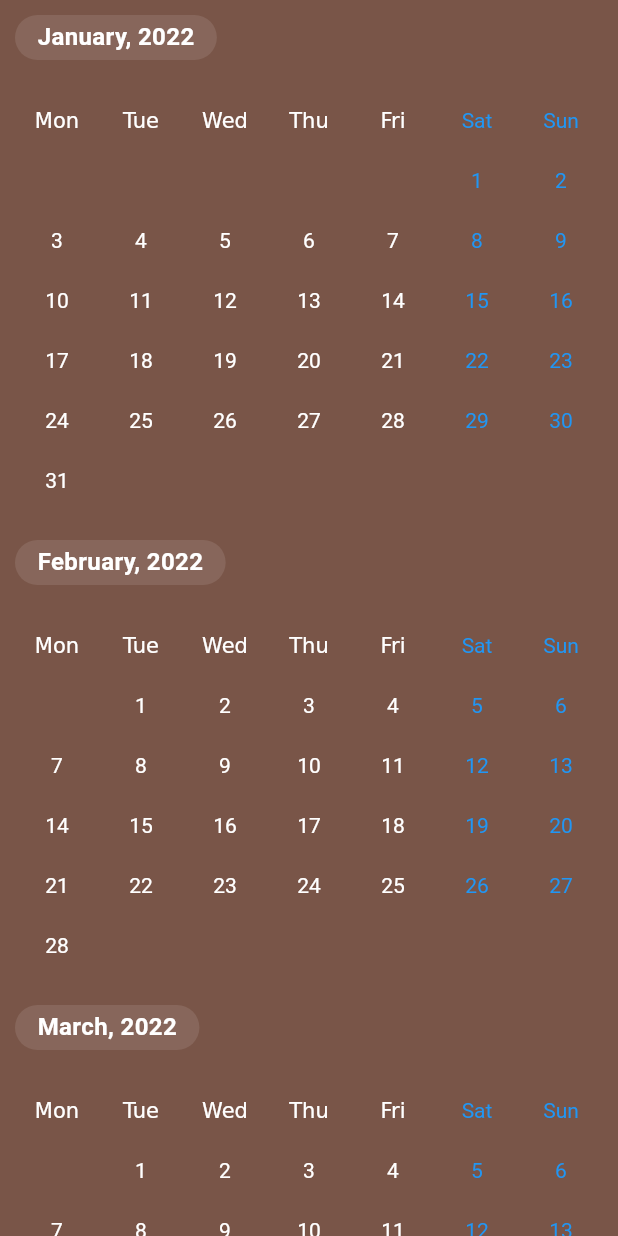
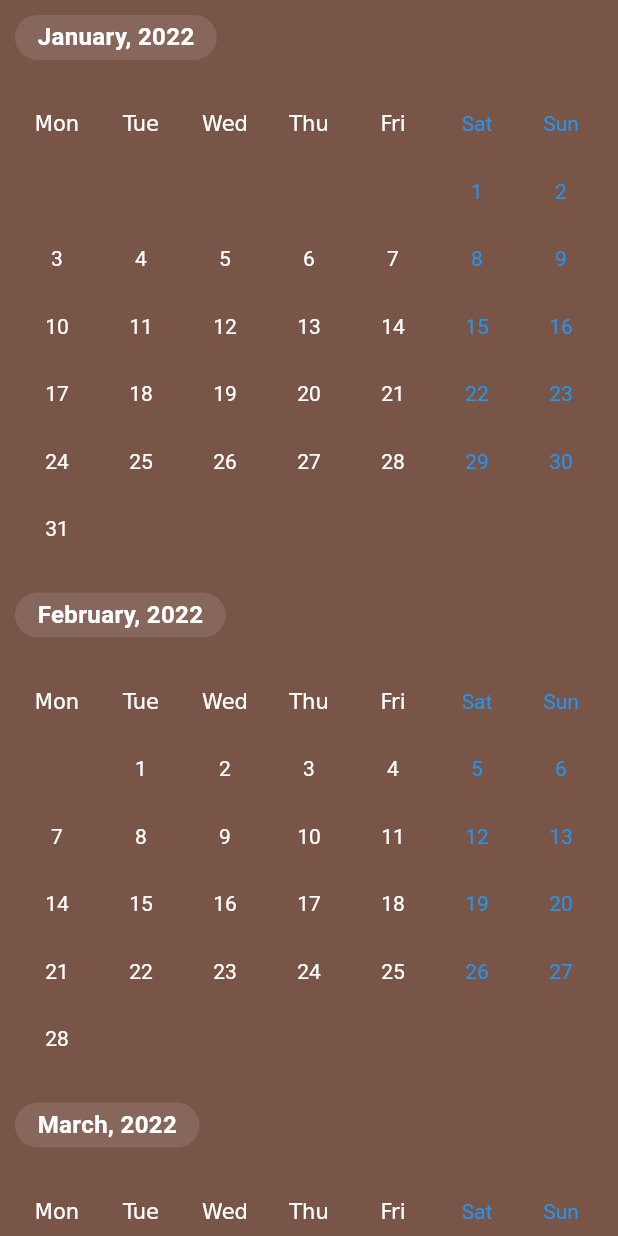
Before and after one commit to PationPrime/Scrollable-Date-Picker, a Flutter app: the screen it shows after launch, on a phone screen of 412 x 824 dp. Run offline on Flutter 3.47's test engine with Material 3 defaults, Android fonts, the phone set to English and light mode, and no system bars.

Commit message:
selection layout and decoration

```diff
--- a/example/lib/main.dart
+++ b/example/lib/main.dart
@@ -25,31 +25,28 @@ class _MyAppState extends State<MyApp> {
           body: SafeArea(
             bottom: false,
             child: Padding(
-              padding: const EdgeInsets.only(
-                top: 10,
-                left: 10,
-                right: 10,
-              ),
+              padding: const EdgeInsets.all(10),
               child: ScrollableDatePicker(
                 minDate: DateTime(2022, 2, 1),
                 maxDate: DateTime(2024),
                 onDateSelect: (singleDate, dates, dateRange) {},
                 dateSelectionType: DateSelectionType.dateRange,
+                daysRowHeight: 45,
+                singleSelectionDecoration: const SingleSelectionDecoration(
+                  shape: BoxShape.circle,
+                  color: Colors.greenAccent,
+                ),
                 rangeSelectionDecoration: RangeSelectionDecoration(
-                  color: Colors.red,
-                  startDateSelectionDecoration: SingleSelectionDecoration(
-                    borderRadius: BorderRadius.all(Radius.circular(12)),
-                    // borderRadius: BorderRadius.circular(12),
-                    // shape: BoxShape.circle,
-                    // height: 20,
-                    // width: 20,
-                    color: Colors.cyan.withOpacity(0.2),
+                  color: const Color(0xFF3FB8AF).withOpacity(0.7),
+                  borderRadius: BorderRadius.circular(12),
+                  height: 30,
+                  startDateSelectionDecoration: const SingleSelectionDecoration(
+                    shape: BoxShape.circle,
+                    color: Color(0xFF3FB8AF),
                   ),
-                  endDateSelectionDecoration: SingleSelectionDecoration(
-                    // shape: BoxShape.circle,
-                    // height: 20,
-                    // width: 20,
-                    color: Colors.cyan,
+                  endDateSelectionDecoration: const SingleSelectionDecoration(
+                    shape: BoxShape.circle,
+                    color: Color(0xFF3FB8AF),
                   ),
                 ),
               ),
--- a/lib/src/rendering/days_view_leaf_render_object_widget.dart
+++ b/lib/src/rendering/days_view_leaf_render_object_widget.dart
@@ -65,7 +65,7 @@ class DaysViewLeafRenderObjectWidget extends LeafRenderObjectWidget {
     required this.futureDatesAreAvailable,
     required this.singleSelectionDecoration,
     required this.rangeSelectionDecoration,
-    this.daysRowHeight = 40.0,
+    required this.daysRowHeight,
   })  : assert(daysCount >= 28 && daysCount <= 31),
         assert(startWeekday >= 1 && startWeekday <= 7);
 
--- a/lib/src/scrollable_date_picker.dart
+++ b/lib/src/scrollable_date_picker.dart
@@ -111,6 +111,10 @@ class ScrollableDatePicker extends StatefulWidget {
   /// [DateSelectionType.dateRange] decoration configuration
   final RangeSelectionDecoration rangeSelectionDecoration;
 
+  /// Days row height.
+  /// Used to controll height of each week row in month view
+  final double daysRowHeight;
+
   ScrollableDatePicker({
     super.key,
     this.initialDate,
@@ -149,8 +153,13 @@ class ScrollableDatePicker extends StatefulWidget {
     this.showNextMonthDays = false,
     this.monthViewDateFormat,
     this.futureDatesAreAvailable = false,
-    this.singleSelectionDecoration = const SingleSelectionDecoration(),
+    this.singleSelectionDecoration = const SingleSelectionDecoration(
+      color: Colors.redAccent,
+      shape: BoxShape.circle,
+      height: 15,
+    ),
     this.rangeSelectionDecoration = const RangeSelectionDecoration(),
+    this.daysRowHeight = 40.0,
   })  : assert(
           minDate.isBefore(maxDate),
           "Minimum date cannot be after maximum date",
@@ -463,6 +472,7 @@ class _ScrollableDatePickerState extends State<ScrollableDatePicker> {
                 futureDatesAreAvailable: widget.futureDatesAreAvailable,
                 singleSelectionDecoration: widget.singleSelectionDecoration,
                 rangeSelectionDecoration: widget.rangeSelectionDecoration,
+                daysRowHeight: widget.daysRowHeight,
               ),
             ],
           ),
```
Also changed, not shown: lib/src/rendering/days_view_render_box.dart (+65 -17 lines).
